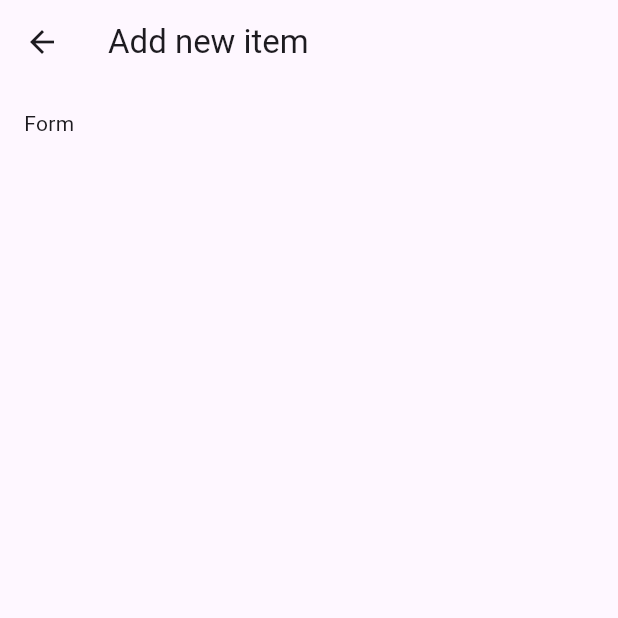
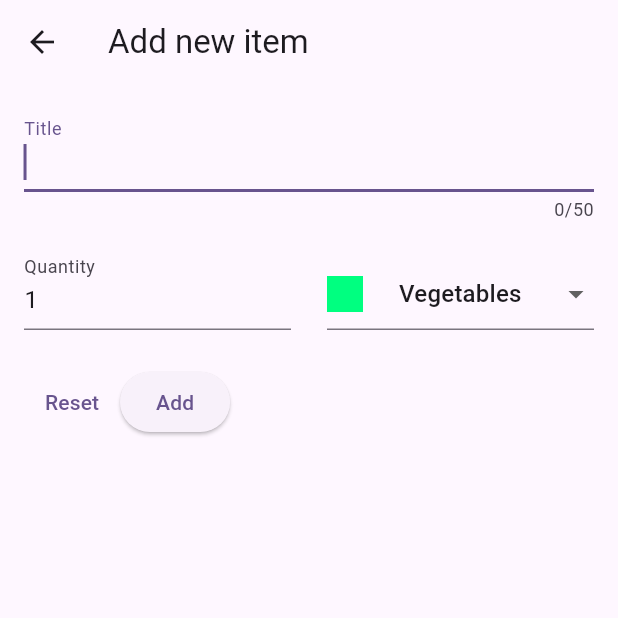
Before and after one commit to rizfirsy-gh/shopping_list_flutter, a Flutter app: the screen it shows after launch, after a tap on the "add" icon, on a phone screen of 412 x 824 dp, the top half of it. Run offline on Flutter 3.47's test engine with Material 3 defaults, Android fonts, the phone set to English and light mode, and no system bars.

Commit message:
[FEAT] add new item

```diff
--- a/lib/widgets/grocery_list.dart
+++ b/lib/widgets/grocery_list.dart
@@ -1,6 +1,10 @@
 import 'package:flutter/material.dart';
+import 'package:shopping_list/data/dummy_items.dart';
 import 'package:shopping_list/widgets/new_item_screen.dart';
-import 'package:shopping_list/data/dummy_items.dart';
+
+import '../data/categories.dart';
+import '../models/category.dart';
+import '../models/grocery_item.dart';
 
 class GroceryList extends StatefulWidget {
   const GroceryList({super.key});
@@ -10,28 +14,64 @@ class GroceryList extends StatefulWidget {
 }
 
 class _GroceryListState extends State<GroceryList> {
-  void _addItem() {
-    Navigator.of(context)
+  final List<GroceryItem> _groceryItems = [];
+
+  Future<void> _addItem() async {
+    var newItem = await Navigator.of(context)
         .push(MaterialPageRoute(builder: (ctx) => const NewItemScreen()));
+
+    if (newItem != null) {
+      setState(() {
+        _groceryItems.add(newItem);
+      });
+    } else {
+      return;
+    }
+  }
+
+  void _removeItem(item) {
+    setState(() {
+      _groceryItems.remove(item);
+    });
   }
 
   @override
   Widget build(BuildContext context) {
+    var listItemContent =
+        const Center(child: Text("Your groceries stock is currently empty."));
+
+    if (_groceryItems.isNotEmpty) {
+      listItemContent = Center(
+        child: ListView.builder(
+          itemCount: _groceryItems.length,
+          itemBuilder: (context, index) => Dismissible(
+            key: ValueKey (_groceryItems[index].id),
+            direction: DismissDirection.horizontal,
+            background: Container(
+              color: Colors.redAccent,
+            ),
+            onDismissed: (direction) {
+              _removeItem(_groceryItems[index]);
+            },
+            child: ListTile(
+              title: Text(_groceryItems[index].name),
+              leading: Container(
+                width: 24,
+                height: 24,
+                color: _groceryItems[index].category.color,
+              ),
+              trailing: Text(_groceryItems[index].quantity.toString()),
+            ),
+          ),
+        ),
+      );
+    }
+
     return Scaffold(
       appBar: AppBar(
         title: const Text("Groceries"),
       ),
-      body: ListView.builder(
-          itemCount: groceryItems.length,
-          itemBuilder: (context, index) => ListTile(
-                title: Text(groceryItems[index].name),
-                leading: Container(
-                  width: 24,
-                  height: 24,
-                  color: groceryItems[index].category.color,
-                ),
-                trailing: Text(groceryItems[index].quantity.toString()),
-              )),
+      body: listItemContent,
       floatingActionButton: FloatingActionButton(
         onPressed: _addItem,
         child: const Icon(Icons.add),
--- a/lib/widgets/new_item_screen.dart
+++ b/lib/widgets/new_item_screen.dart
@@ -1,4 +1,9 @@
 import 'package:flutter/material.dart';
+import 'package:shopping_list/data/categories.dart';
+import 'package:shopping_list/data/dummy_items.dart';
+import 'package:shopping_list/models/category.dart';
+
+import '../models/grocery_item.dart';
 
 class NewItemScreen extends StatefulWidget {
   const NewItemScreen({super.key});
@@ -7,14 +12,133 @@ class NewItemScreen extends StatefulWidget {
   State<NewItemScreen> createState() {
     return _NewItemState();
   }
-
 }
 
 class _NewItemState extends State<NewItemScreen> {
+  final _formKey = GlobalKey<FormState>();
+  var _titleState = '';
+  var _quantityState = 1;
+  var _categoryState = categories[Categories.vegetables]!;
+
+  void _saveState() {
+    if (_formKey.currentState!.validate()) {
+      _formKey.currentState!.save();
+      Navigator.of(context).pop(
+        GroceryItem(
+            id: DateTime.now().toString(),
+            name: _titleState,
+            quantity: _quantityState,
+            category: _categoryState),
+      );
+    }
+  }
+
   @override
   Widget build(BuildContext context) {
-    return Scaffold(appBar: AppBar(title: const Text("Add new item")),
-      body: const Padding(padding: EdgeInsets.all(16), child: Text("Form"),),);
+    return Scaffold(
+      appBar: AppBar(title: const Text("Add new item")),
+      body: Padding(
+        padding: const EdgeInsets.all(16),
+        child: Form(
+          key: _formKey,
+          child: Column(
+            children: [
+              TextFormField(
+                decoration: const InputDecoration(label: Text("Title")),
+                maxLength: 50,
+                autofocus: true,
+                validator: (value) {
+                  if (value == null ||
+                      value.isEmpty ||
+                      value.trim().length <= 3 ||
+                      value.trim().length > 50) {
+                    return "Gaboleh kosong anjay";
+                  }
+                  return null;
+                },
+                onChanged: (value) {
+                  _titleState = value;
+                },
+                initialValue: _titleState,
+              ),
+              const SizedBox(
+                height: 16,
+              ),
+              Row(
+                crossAxisAlignment: CrossAxisAlignment.end,
+                children: [
+                  Expanded(
+                    child: TextFormField(
+                      decoration:
+                          const InputDecoration(label: Text("Quantity")),
+                      initialValue: _quantityState.toString(),
+                      keyboardType: TextInputType.number,
+                      validator: (value) {
+                        if (value == null ||
+                            value.isEmpty ||
+                            int.tryParse(value) == null ||
+                            int.tryParse(value)! <= 0) {
+                          return "Must be valid positif number.";
+                        }
+                        return null;
+                      },
+                      onChanged: (value) {
+                        _quantityState = int.parse(value);
+                      },
+                    ),
+                  ),
+                  const SizedBox(
+                    width: 24,
+                  ),
+                  Expanded(
+                    child: DropdownButtonFormField(
+                      value: _categoryState,
+                      items: [
+                        for (final category in categories.entries)
+                          DropdownMenuItem(
+                              value: category.value,
+                              child: Row(
+                                children: [
+                                  Container(
+                                    width: 24,
+                                    height: 24,
+                                    color: category.value.color,
+                                  ),
+                                  const SizedBox(width: 24),
+                                  Text(category.value.title)
+                                ],
+                              ))
+                      ],
+                      onChanged: (value) {
+                        setState(() {
+                          _categoryState = value!;
+                        });
+                      },
+                    ),
+                  )
+                ],
+              ),
+              const SizedBox(
+                height: 24,
+              ),
+              Row(
+                children: [
+                  TextButton(
+                    onPressed: () {
+                      _formKey.currentState!.reset();
+                    },
+                    child: const Text('Reset'),
+                  ),
+                  ElevatedButton(
+                    onPressed: _saveState,
+                    child: const Text('Add'),
+                  )
+                ],
+              ),
+            ],
+          ),
+        ),
+      ),
+    );
   }
-
 }
```
